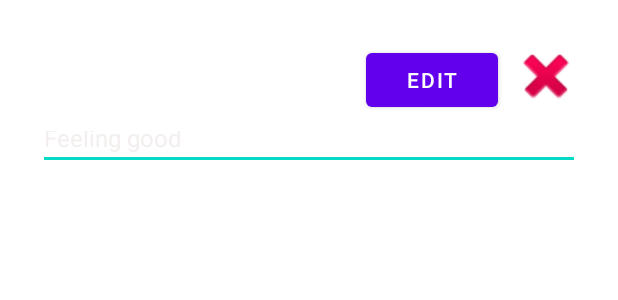
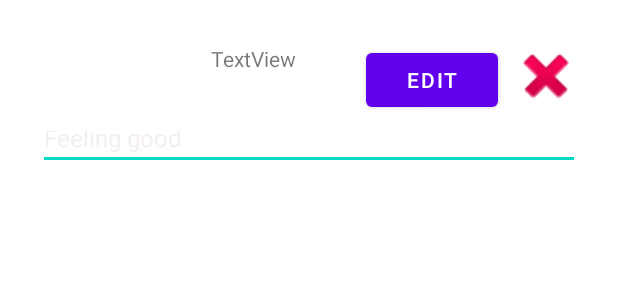
Before and after one commit to DeschuytterKobe/Android-app, an Android app: the layout custom_reaction.xml on its own in the app's theme, with its tools: preview values and no code run, on a phone screen of 412 x 824 dp. Shown: the top 300 px of the screen. Run offline under Robolectric (Android 15) with nearby library versions, the phone set to English and light mode, and no system bars.

Commit message:
smoll bugfixing

```diff
--- a/app/src/main/java/com/example/hogentderdezitapplicatie/data/MainDatabase.kt
+++ b/app/src/main/java/com/example/hogentderdezitapplicatie/data/MainDatabase.kt
@@ -7,7 +7,7 @@ import com.example.hogentderdezitapplicatie.model.Post
 import com.example.hogentderdezitapplicatie.model.Reaction
 import com.example.hogentderdezitapplicatie.model.User
 
-@Database(entities = [Post::class, User::class,Reaction::class], version=3,exportSchema = false )
+@Database(entities = [Post::class, User::class,Reaction::class], version=2,exportSchema = false )
 @TypeConverters(Converters::class)
 abstract class MainDatabase : RoomDatabase() {
 
--- a/app/src/main/res/layout/custom_reaction.xml
+++ b/app/src/main/res/layout/custom_reaction.xml
@@ -61,5 +61,18 @@
         app:layout_constraintStart_toStartOf="parent"
         app:layout_constraintTop_toTopOf="parent" />
 
+    <TextView
+        android:id="@+id/reaction_name"
+        android:layout_width="94dp"
+        android:layout_height="34dp"
+        android:layout_marginStart="9dp"
+        android:layout_marginEnd="9dp"
+        android:layout_marginBottom="9dp"
+        android:text="TextView"
+        app:layout_constraintBottom_toTopOf="@+id/reaction_content"
+        app:layout_constraintEnd_toStartOf="@+id/post_reaction_edit_btn"
+        app:layout_constraintStart_toEndOf="@+id/reaction_date"
+        app:layout_constraintTop_toTopOf="parent" />
+
 
 </androidx.constraintlayout.widget.ConstraintLayout>
```
Also changed, not shown: app/src/main/java/com/example/hogentderdezitapplicatie/fragments/posts/list/PostListAdapter.kt (+31 -27 lines), app/src/main/java/com/example/hogentderdezitapplicatie/fragments/posts/open/PostOpenFragment.kt (+6 -4 lines), app/src/main/java/com/example/hogentderdezitapplicatie/fragments/posts/open/ReactionListAdapter.kt (+25 -11 lines).
